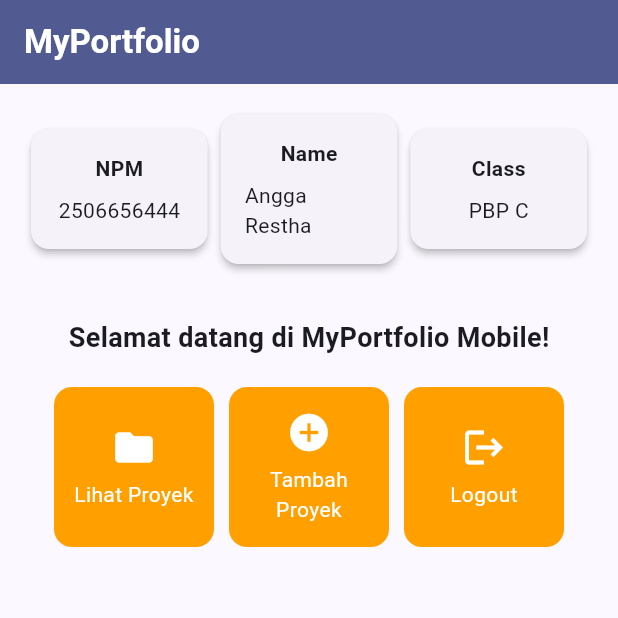
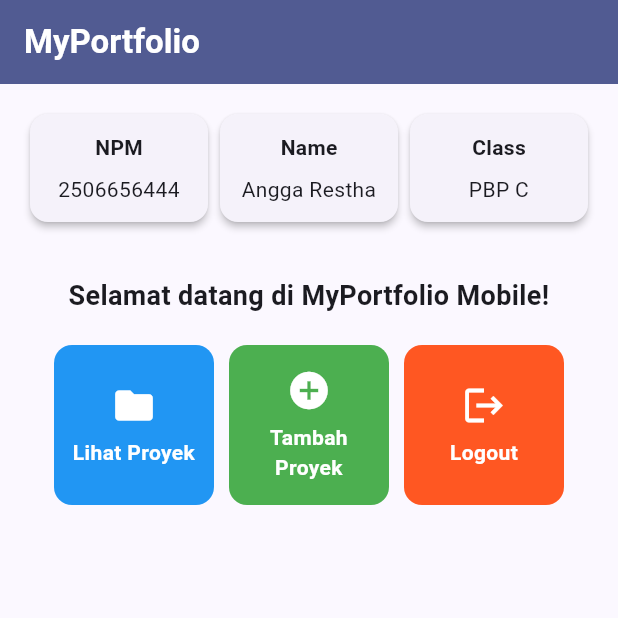
Before and after one commit to AnggaRestha/myportofolio_mobile, a Flutter app: the screen it shows after launch, on a phone screen of 412 x 824 dp, the top half of it. Run offline on Flutter 3.47's test engine with Material 3 defaults, Android fonts, the phone set to English and light mode, and no system bars.

Commit message:
tugas 7 : menambahkan button dan implement porto mobile

```diff
--- a/lib/menu.dart
+++ b/lib/menu.dart
@@ -4,8 +4,9 @@ import 'package:flutter/material.dart';
 class ItemHomepage {
   final String name;
   final IconData icon;
+  final Color color;
 
-  const ItemHomepage(this.name, this.icon);
+  const ItemHomepage(this.name, this.icon, this.color);
 }
 
 class MyHomePage extends StatelessWidget {
@@ -16,9 +17,9 @@ class MyHomePage extends StatelessWidget {
   final String kelas = "PBP C";
 
   final List<ItemHomepage> items = const [
-    ItemHomepage("Lihat Proyek", Icons.folder),
-    ItemHomepage("Tambah Proyek", Icons.add_circle),
-    ItemHomepage("Logout", Icons.logout),
+    ItemHomepage("Lihat Proyek", Icons.folder, Colors.blue),
+    ItemHomepage("Tambah Proyek", Icons.add_circle, Colors.green),
+    ItemHomepage("Logout", Icons.logout, Colors.deepOrange),
   ];
 
   @override
@@ -41,21 +42,24 @@ class MyHomePage extends StatelessWidget {
             crossAxisAlignment: CrossAxisAlignment.center,
             children: [
               Row(
-                mainAxisAlignment: MainAxisAlignment.spaceEvenly,
                 children: [
-                  InfoCard(title: 'NPM', content: npm),
-                  InfoCard(title: 'Name', content: nama),
-                  InfoCard(title: 'Class', content: kelas),
+                  Expanded(
+                    child: InfoCard(title: 'NPM', content: npm),
+                  ),
+                  Expanded(
+                    child: InfoCard(title: 'Name', content: nama),
+                  ),
+                  Expanded(
+                    child: InfoCard(title: 'Class', content: kelas),
+                  ),
                 ],
               ),
               const SizedBox(height: 16.0),
-              Center(
-                child: Column(
-                  children: [
               const Padding(
                 padding: EdgeInsets.only(top: 16.0),
                 child: Text(
                   'Selamat datang di MyPortfolio Mobile!',
+                  textAlign: TextAlign.center,
                   style: TextStyle(
                     fontWeight: FontWeight.bold,
                     fontSize: 18.0,
@@ -73,9 +77,6 @@ class MyHomePage extends StatelessWidget {
                 children: items.map((ItemHomepage item) {
                   return ItemCard(item);
                 }).toList(),
-                    ),
-                  ],
-                ),
               ),
             ],
           ),
@@ -100,8 +101,8 @@ class InfoCard extends StatelessWidget {
     return Card(
       elevation: 2.0,
       child: Container(
-        width: MediaQuery.of(context).size.width / 3.5,
-        padding: const EdgeInsets.all(16.0),
+        width: double.infinity,
+        padding: const EdgeInsets.all(12.0),
         child: Column(
           children: [
             Text(
@@ -111,7 +112,10 @@ class InfoCard extends StatelessWidget {
               ),
             ),
             const SizedBox(height: 8.0),
-            Text(content),
+            Text(
+              content,
+              textAlign: TextAlign.center,
+            ),
           ],
         ),
       ),
@@ -127,7 +131,7 @@ class ItemCard extends StatelessWidget {
   @override
   Widget build(BuildContext context) {
     return Material(
-      color: Theme.of(context).colorScheme.secondary,
+      color: item.color,
       borderRadius: BorderRadius.circular(12),
       child: InkWell(
         borderRadius: BorderRadius.circular(12),
@@ -153,14 +157,13 @@ class ItemCard extends StatelessWidget {
                   color: Colors.white,
                   size: 30.0,
                 ),
-                const Padding(
-                  padding: EdgeInsets.all(3),
-                ),
+                const SizedBox(height: 6),
                 Text(
                   item.name,
                   textAlign: TextAlign.center,
                   style: const TextStyle(
                     color: Colors.white,
+                    fontWeight: FontWeight.bold,
                   ),
                 ),
               ],
```
Lines whose indentation alone changed are shown as unchanged.
